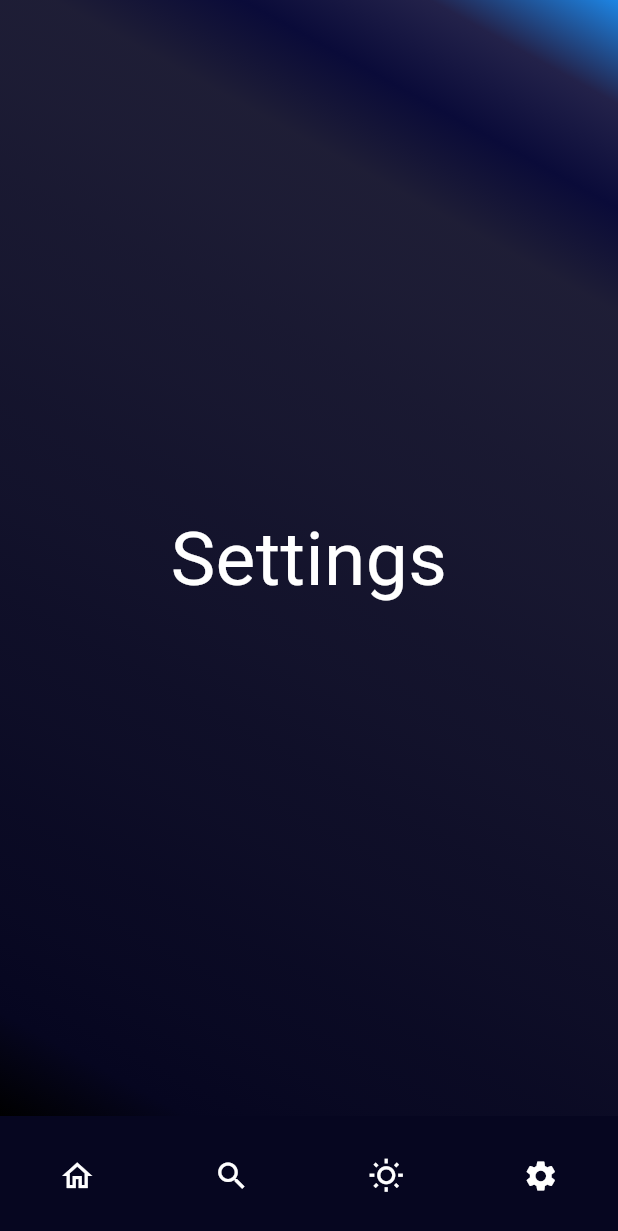
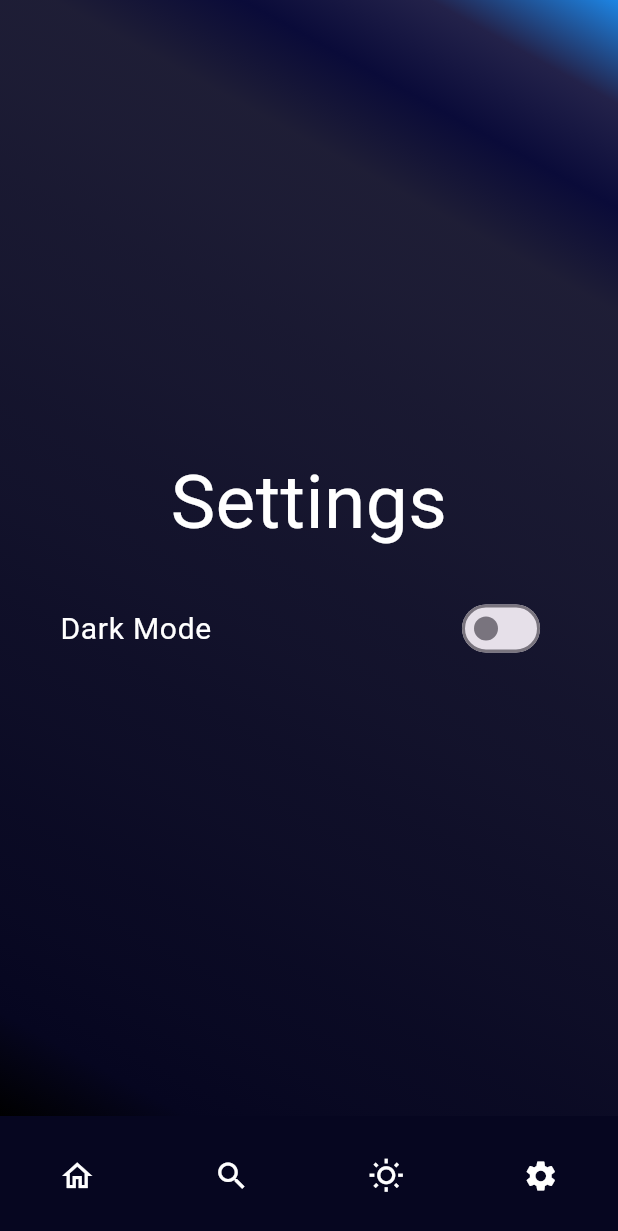
Before and after one commit to tinhlv44/LeVaTiWeatherApp, a Flutter app: the screen it shows after launch, item 4 of the bottom bar chosen, on a phone screen of 412 x 824 dp. Shown: the top 1231 px of the screen. Run offline on Flutter 3.47's test engine with Material 3 defaults, Android fonts, the light colour scheme and no system bars; our stand-ins replace dio, flutter_riverpod, geolocator, jiffy; network calls fail.

Commit message:
setting/darkmode

```diff
--- a/lib/main.dart
+++ b/lib/main.dart
@@ -2,6 +2,7 @@ import 'package:flutter/material.dart';
 import 'package:flutter_riverpod/flutter_riverpod.dart';
 
 import '/screens/home_screen.dart';
+import 'providers/theme_provider.dart';
 
 void main() {
   runApp(
@@ -11,14 +12,17 @@ void main() {
   );
 }
 
-class MyApp extends StatelessWidget {
+class MyApp extends ConsumerWidget {
   const MyApp({super.key});
 
   @override
-  Widget build(BuildContext context) {
+  Widget build(BuildContext context, WidgetRef ref) {
+    final themeMode = ref.watch(themeModeProvider);
     return MaterialApp(
       debugShowCheckedModeBanner: false,
       title: 'Weather App Demo',
+      themeMode: themeMode,
+      darkTheme: ThemeData.dark(),
       theme: ThemeData(
         primarySwatch: Colors.blue,
       ),
--- /dev/null
+++ b/lib/providers/theme_provider.dart
@@ -0,0 +1,14 @@
+import 'package:flutter/material.dart';
+import 'package:flutter_riverpod/flutter_riverpod.dart';
+
+final themeModeProvider = StateNotifierProvider<ThemeModeNotifier, ThemeMode>(
+  (ref) => ThemeModeNotifier(),
+);
+
+class ThemeModeNotifier extends StateNotifier<ThemeMode> {
+  ThemeModeNotifier() : super(ThemeMode.light);
+
+  void toggleTheme(bool isDarkMode) {
+    state = isDarkMode ? ThemeMode.dark : ThemeMode.light;
+  }
+}
--- a/lib/screens/settings_screen.dart
+++ b/lib/screens/settings_screen.dart
@@ -1,19 +1,26 @@
 import 'package:flutter/material.dart';
+import 'package:flutter_riverpod/flutter_riverpod.dart';
 
+import '/providers/theme_provider.dart';
 import '/views/gradient_container.dart';
 
-class SettingsScreen extends StatelessWidget {
+class SettingsScreen extends ConsumerWidget {
   const SettingsScreen({super.key});
 
   @override
-  Widget build(BuildContext context) {
+  Widget build(BuildContext context, WidgetRef ref) {
+    final themeMode = ref.watch(themeModeProvider);
+    final isDarkMode = themeMode == ThemeMode.dark;
+
     return GradientContainer(
       children: [
         SizedBox(
           height: MediaQuery.of(context).size.height - 150,
           width: double.infinity,
-          child: const Center(
-            child: Text(
+          child: Column(
+            mainAxisAlignment: MainAxisAlignment.center,
+            children: [
+              const Text(
                 'Settings',
                 style: TextStyle(
                   fontSize: 50,
@@ -21,6 +28,18 @@ class SettingsScreen extends StatelessWidget {
                 ),
                 textAlign: TextAlign.center,
               ),
+              const SizedBox(height: 20),
+              SwitchListTile(
+                title: const Text(
+                  'Dark Mode',
+                  style: TextStyle(color: Colors.white, fontSize: 20),
+                ),
+                value: isDarkMode,
+                onChanged: (value) {
+                  ref.read(themeModeProvider.notifier).toggleTheme(value);
+                },
+              ),
+            ],
           ),
         ),
       ],
```
Lines whose indentation alone changed are shown as unchanged.
